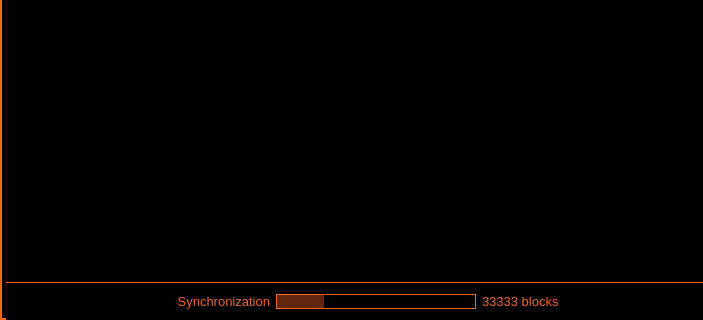
Old version of the form src/qt/forms/mainwindow.ui in the repository SamiAhmed7777/triangles_v5; both pictures show x 0 to 703 and y 374 to 694 of the 808 by 694 pixel window.
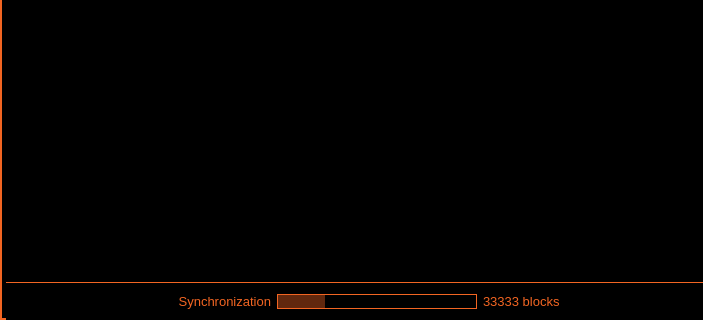
New version of the form. Icons and pictures are not drawn.

Commit message: Bold the onion address label in status bar

```diff
--- a/src/qt/forms/mainwindow.ui
+++ b/src/qt/forms/mainwindow.ui
@@ -1417,6 +1417,8 @@
            <property name="font">
             <font>
              <pointsize>8</pointsize>
+             <weight>75</weight>
+             <bold>true</bold>
             </font>
            </property>
            <property name="cursor">
```
